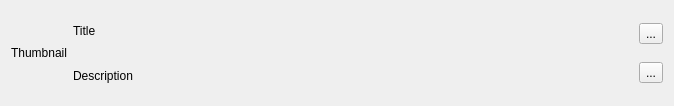
Before: the Qt Designer form feeditem.ui in KonstantinCodes/KangooFeed, drawn with Qt 5.
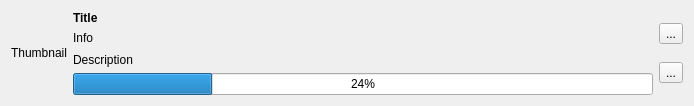
After: the same form once the commit is applied. Icons and pictures are not drawn.

Commit message: progress bar, info label added

Patch:
```diff
--- a/feeditem.ui
+++ b/feeditem.ui
@@ -6,7 +6,7 @@
    <rect>
     <x>0</x>
     <y>0</y>
-    <width>674</width>
+    <width>694</width>
     <height>106</height>
    </rect>
   </property>
@@ -37,36 +37,86 @@
      </property>
      <item>
       <widget class="QLabel" name="titleLabel">
+       <property name="font">
+        <font>
+         <weight>75</weight>
+         <italic>false</italic>
+         <bold>true</bold>
+        </font>
+       </property>
        <property name="text">
         <string>Title</string>
        </property>
       </widget>
      </item>
+     <item>
+      <widget class="QLabel" name="infoLabel">
+       <property name="sizePolicy">
+        <sizepolicy hsizetype="Preferred" vsizetype="Preferred">
+         <horstretch>0</horstretch>
+         <verstretch>0</verstretch>
+        </sizepolicy>
+       </property>
+       <property name="font">
+        <font>
+         <pointsize>9</pointsize>
+         <kerning>true</kerning>
+        </font>
+       </property>
+       <property name="text">
+        <string>Info</string>
+       </property>
+      </widget>
+     </item>
+     <item>
+      <spacer name="verticalSpacer">
+       <property name="orientation">
+        <enum>Qt::Vertical</enum>
+       </property>
+       <property name="sizeHint" stdset="0">
+        <size>
+         <width>20</width>
+         <height>40</height>
+        </size>
+       </property>
+      </spacer>
+     </item>
      <item>
       <widget class="QLabel" name="descriptionLabel">
+       <property name="sizePolicy">
+        <sizepolicy hsizetype="Preferred" vsizetype="Expanding">
+         <horstretch>0</horstretch>
+         <verstretch>0</verstretch>
+        </sizepolicy>
+       </property>
+       <property name="font">
+        <font>
+         <italic>false</italic>
+        </font>
+       </property>
        <property name="text">
         <string>Description</string>
        </property>
+       <property name="scaledContents">
+        <bool>false</bool>
+       </property>
+       <property name="wordWrap">
+        <bool>false</bool>
+       </property>
+      </widget>
+     </item>
+     <item>
+      <widget class="QProgressBar" name="progressBar">
+       <property name="enabled">
+        <bool>true</bool>
+       </property>
+       <property name="value">
+        <number>24</number>
+       </property>
       </widget>
      </item>
     </layout>
    </item>
-   <item>
-    <spacer name="horizontalSpacer">
-     <property name="orientation">
-      <enum>Qt::Horizontal</enum>
-     </property>
-     <property name="sizeType">
-      <enum>QSizePolicy::Expanding</enum>
-     </property>
-     <property name="sizeHint" stdset="0">
-      <size>
-       <width>40</width>
-       <height>20</height>
-      </size>
-     </property>
-    </spacer>
-   </item>
    <item>
     <layout class="QVBoxLayout" name="verticalLayout_2">
      <property name="sizeConstraint">
```
Left out of the diff: 2 changed lines with no effect on the pictures. The commit also changes 1 other file.
